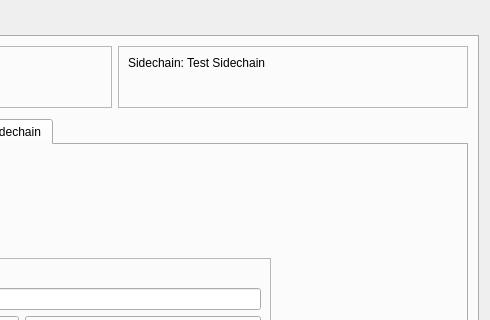
First picture: the form in src/qt/forms/sidechainpage.ui, repository skydogenet/sidechains, before the edit; both pictures show x 261 to 751 and y 0 to 320 of the 751 by 525 pixel window.
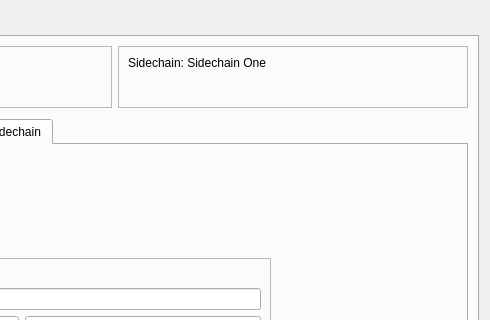
Second picture: the form after the edit. Icons and pictures are not drawn. Custom widgets are drawn as their Qt base class.

Commit message: Renaming & change SIDECHAIN_TEST to SIDECHAIN_ONE

The edit to the form file:
```diff
--- a/src/qt/forms/sidechainpage.ui
+++ b/src/qt/forms/sidechainpage.ui
@@ -380,7 +380,7 @@
           <item row="0" column="0">
            <widget class="QLabel" name="label_2">
             <property name="text">
-             <string>Sidechain: Test Sidechain</string>
+             <string>Sidechain: Sidechain One</string>
             </property>
            </widget>
           </item>
```
The commit also changes 4 other files.
